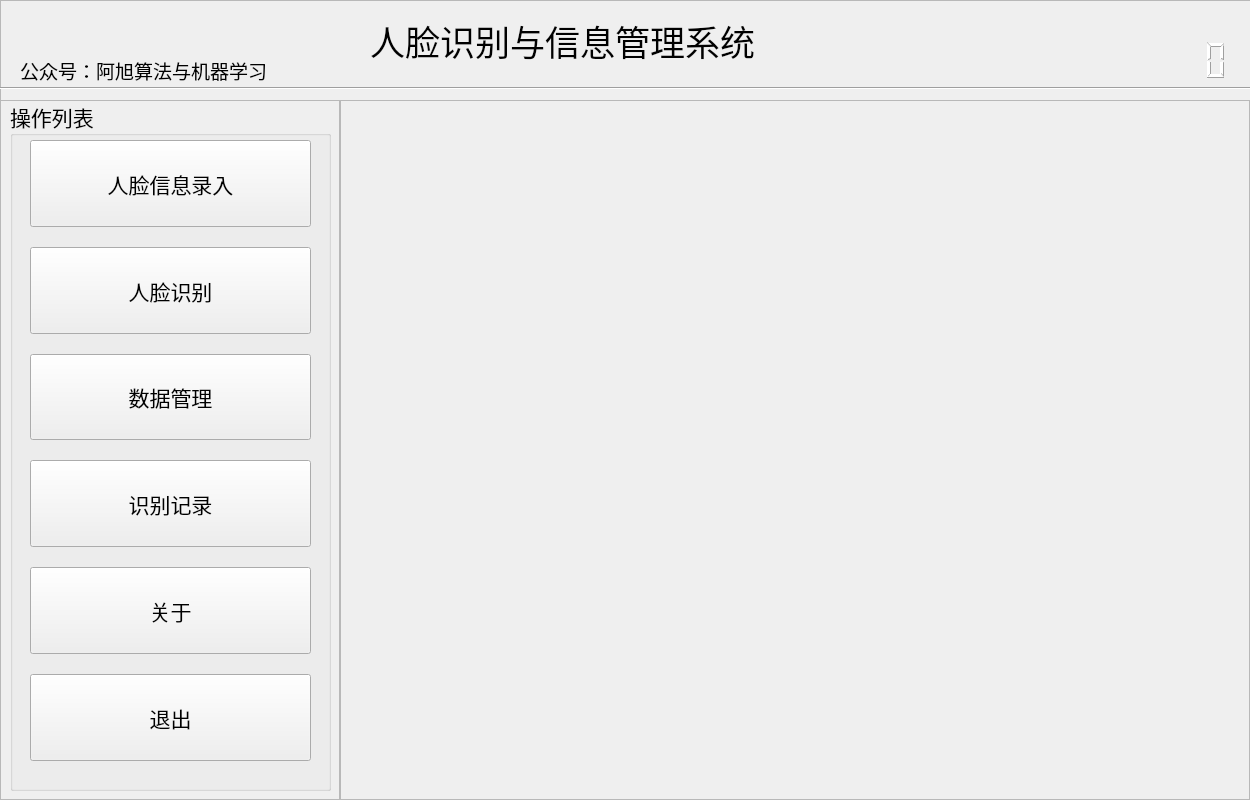
xiyuii/Chicken_Face_recognition, file FaceRecognition/UIProgram/FaceRec.ui: the form before one commit.
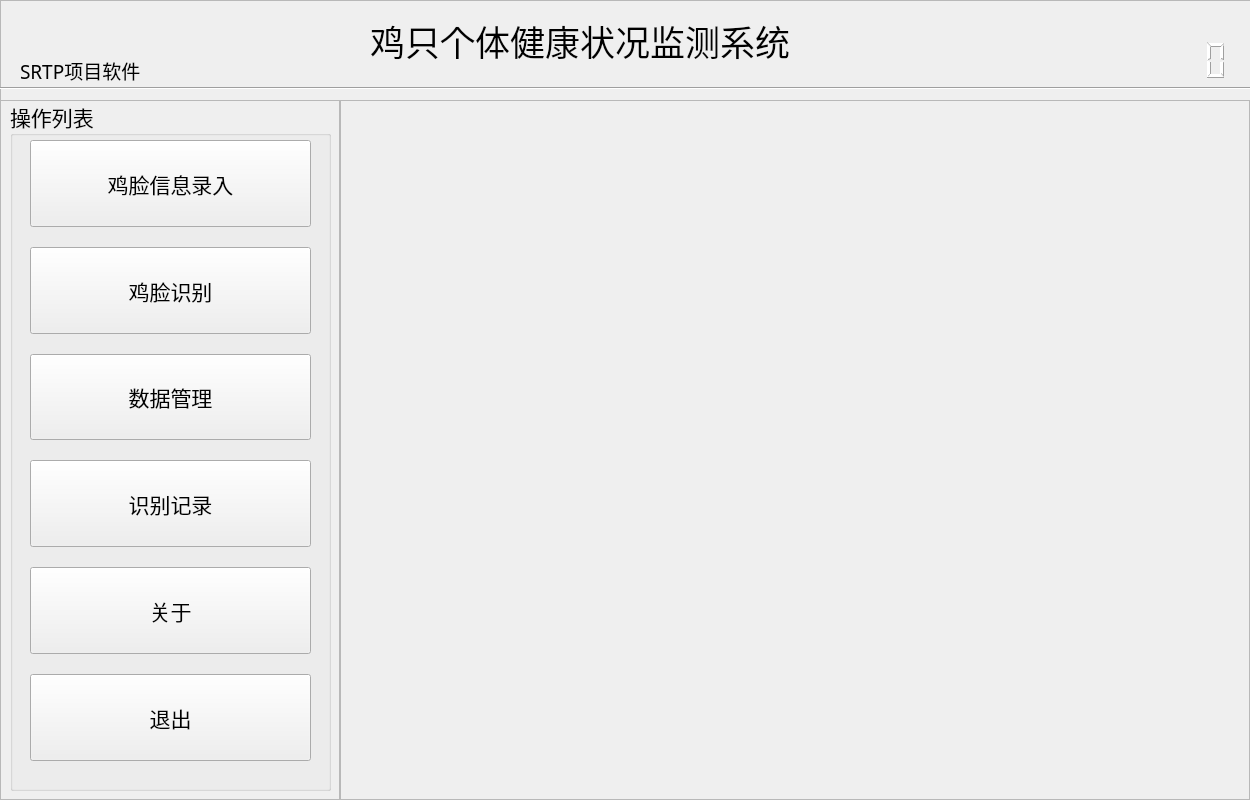
The form after the commit. Icons and pictures are not drawn.

```diff
--- a/FaceRecognition/UIProgram/FaceRec.ui
+++ b/FaceRecognition/UIProgram/FaceRec.ui
@@ -62,7 +62,7 @@
       </font>
      </property>
      <property name="text">
-      <string>人脸识别与信息管理系统</string>
+      <string>鸡只个体健康状况监测系统</string>
      </property>
     </widget>
     <widget class="Line" name="line">
@@ -94,7 +94,7 @@
       </font>
      </property>
      <property name="text">
-      <string>公众号：阿旭算法与机器学习</string>
+      <string>SRTP项目软件</string>
      </property>
     </widget>
     <widget class="QLCDNumber" name="lcdNumber">
@@ -239,7 +239,7 @@
            </font>
           </property>
           <property name="text">
-           <string>人脸信息录入</string>
+           <string>鸡脸信息录入</string>
           </property>
           <property name="icon">
            <iconset>
@@ -269,7 +269,7 @@
            </font>
           </property>
           <property name="text">
-           <string>人脸识别</string>
+           <string>鸡脸识别</string>
           </property>
           <property name="icon">
            <iconset>
```
